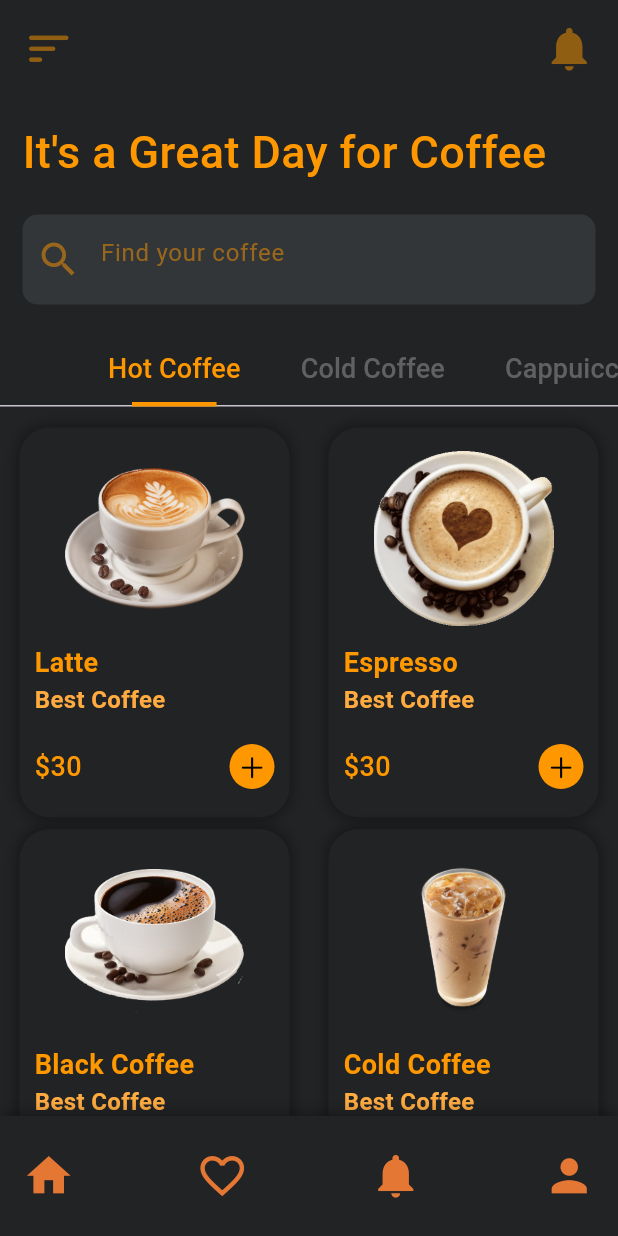
After one commit to sharon5555/coffee-UI-design-flutter, a Flutter app: the screen it shows after launch, after a tap on "Get Started", on a phone screen of 412 x 824 dp. The commit adds this screen. Run offline on Flutter 3.47's test engine with Material 3 defaults, Android fonts, the phone set to English and light mode, and no system bars; our stand-ins replace google_fonts.

Commit message:
created the welcome screen, home screen and the single item screen. Also created a folder called widget with the item widget file and the homebottombar file

```diff
--- a/coffee_ui/lib/main.dart
+++ b/coffee_ui/lib/main.dart
@@ -2,7 +2,7 @@ import 'package:flutter/material.dart';
 
 import 'screens/welcome_screen.dart';
 
-void main() => runApp(MyApp());
+void main() => runApp(const MyApp());
 
 class MyApp extends StatelessWidget {
   const MyApp({super.key});
--- /dev/null
+++ b/coffee_ui/lib/screens/home_screen.dart
@@ -0,0 +1,146 @@
+import 'package:flutter/material.dart';
+import '../widgets/home_bottom_bar.dart';
+
+import '../widgets/items_widget.dart';
+
+class HomeScreen extends StatefulWidget {
+  const HomeScreen({super.key});
+
+  @override
+  State<HomeScreen> createState() => _HomeScreenState();
+}
+
+class _HomeScreenState extends State<HomeScreen> with SingleTickerProviderStateMixin {
+  late TabController _tabController;
+
+  @override
+  void initState() {
+    super.initState();
+    _tabController = TabController(length: 4, vsync: this, initialIndex: 0);
+    _tabController.addListener(_handleTabSelection);
+  }
+
+  void _handleTabSelection() {
+    if (_tabController.indexIsChanging) {
+      setState(() {});
+    }
+  }
+
+  @override
+  void dispose() {
+    _tabController.dispose();
+    super.dispose();
+  }
+
+  @override
+  Widget build(BuildContext context) {
+    return Scaffold(
+      body: SafeArea(
+        child: Padding(
+          padding: const EdgeInsets.only(top: 15),
+          child: ListView(
+            children: [
+              Padding(
+                padding: const EdgeInsets.symmetric(horizontal: 15),
+                child: Row(
+                  mainAxisAlignment: MainAxisAlignment.spaceBetween,
+                  children: [
+                    InkWell(
+                      onTap: () {},
+                      child: Icon(
+                        Icons.sort_rounded,
+                        color: Colors.orange.withOpacity(0.5),
+                        size: 35,
+                      ),
+                    ),
+                    InkWell(
+                      onTap: () {},
+                      child: Icon(
+                        Icons.notifications,
+                        color: Colors.orange.withOpacity(0.5),
+                        size: 35,
+                      ),
+                    ),
+                  ],
+                ),
+              ),
+              const SizedBox(height: 30),
+              const Padding(
+                padding: EdgeInsets.symmetric(horizontal: 15),
+                child: Text(
+                  "It's a Great Day for Coffee",
+                  style: TextStyle(
+                    color: Colors.orange,
+                    fontSize: 30,
+                    fontWeight: FontWeight.w500,
+                  ),
+                ),
+              ),
+              Container(
+                margin: const EdgeInsets.symmetric(horizontal: 15, vertical: 20),
+                width: MediaQuery.of(context).size.width,
+                height: 60,
+                alignment: Alignment.center,
+                decoration: BoxDecoration(
+                  color: const Color.fromARGB(255, 50, 54, 56),
+                  borderRadius: BorderRadius.circular(10),
+                ),
+                child: TextFormField(
+                  decoration: InputDecoration(
+                    border: InputBorder.none,
+                    hintText: "Find your coffee",
+                    hintStyle: TextStyle(
+                      color: Colors.orange.withOpacity(0.5),
+                    ),
+                    prefixIcon: Icon(
+                      Icons.search,
+                      size: 30,
+                      color: Colors.orange.withOpacity(0.5),
+                    ),
+                  ),
+                ),
+              ),
+              // Tab Bar
+              TabBar(
+                controller: _tabController,
+                labelColor: Colors.orange,
+                labelStyle:
+                const TextStyle(fontSize: 18, fontWeight: FontWeight.w500),
+                labelPadding: const EdgeInsets.symmetric(horizontal: 20),
+                unselectedLabelColor: Colors.grey.withOpacity(0.5),
+                isScrollable: true,
+                indicator: const UnderlineTabIndicator(
+                  borderSide: BorderSide(
+                    width: 3,
+                    color: Colors.orange,
+                  ),
+                  insets: EdgeInsets.symmetric(horizontal: 16),
+                ),
+                tabs: const [
+                  Tab(text: "Hot Coffee"),
+                  Tab(text: "Cold Coffee"),
+                  Tab(text: "Cappuiccino"),
+                  Tab(text: "Americano"),
+                ],
+              ),
+              // TabBarView
+              const SizedBox(height: 10),
+              Center(
+                child: Column(
+                  children: [
+                    ItemWidget(),
+                    ItemWidget(),
+                    ItemWidget(),
+                    ItemWidget(),
+                  ],
+                ),
+              ),
+
+            ],
+          ),
+        ),
+      ),
+      bottomNavigationBar: const HomeBottomBar(),
+    );
+  }
+}
--- a/coffee_ui/lib/screens/welcome_screen.dart
+++ b/coffee_ui/lib/screens/welcome_screen.dart
@@ -1,5 +1,7 @@
 import 'package:flutter/material.dart';
 import 'package:google_fonts/google_fonts.dart';
+
+import 'home_screen.dart';
 
 class WelcomeScreen extends StatelessWidget {
   const WelcomeScreen({super.key});
@@ -14,15 +16,51 @@ class WelcomeScreen extends StatelessWidget {
           image: DecorationImage(
             image: AssetImage("assets/coffeebg.jpg"),
             fit: BoxFit.cover,
-            opacity: 0.4,
+            opacity: 0.5,
           ),
         ),
       child: Column(
         mainAxisAlignment: MainAxisAlignment.spaceBetween,
         children: [
-          Text("Coffee Shop", style: GoogleFonts.pacifico(
-            fontSize: 50, color: Colors.white,
-          ),),
+          Text("Coffee Shop",
+          style: GoogleFonts.pacifico(
+            fontSize: 50,
+            color: Colors.orange,
+          ),
+          ),
+          Column(children: [
+            Text("Feeling Low? Take a Sip of Coffee",
+            style: TextStyle(
+              color: Colors.orange.withOpacity(0.8),
+              fontSize: 18,
+              fontWeight: FontWeight.w500,
+              letterSpacing: 1,
+            ),
+            ),
+            const SizedBox(height: 80),
+            Material(
+              color: Colors.orange,
+              borderRadius: BorderRadius.circular(10),
+              child: InkWell(
+                onTap: () {
+                  Navigator.push(context, MaterialPageRoute(
+                    builder: (context) => HomeScreen(),
+                  ));
+                },
+                child: Container(
+                  padding: const EdgeInsets.symmetric(vertical: 15, horizontal: 35),
+                  child: const Text("Get Started",
+                  style: TextStyle(
+                    color: Colors.black,
+                    fontSize: 22,
+                    fontWeight: FontWeight.bold,
+                    letterSpacing: 1,
+                  ),),
+                ),
+              ),
+            )
+          ],
+          ),
         ],
       ),
       ),
--- /dev/null
+++ b/coffee_ui/lib/widgets/home_bottom_bar.dart
@@ -0,0 +1,44 @@
+import 'package:flutter/material.dart';
+
+class HomeBottomBar extends StatelessWidget {
+  const HomeBottomBar({super.key});
+
+  @override
+  Widget build(BuildContext context) {
+    return Container(
+      padding: const EdgeInsets.symmetric(horizontal: 15),
+      height: 80,
+      decoration: BoxDecoration(
+        color: const Color(0xFF212325),
+        boxShadow: [
+          BoxShadow(
+            color: Colors.black.withOpacity(0.4),
+            spreadRadius: 1,
+            blurRadius: 8,
+          )
+        ]
+      ),
+      child: const Row(
+        mainAxisAlignment: MainAxisAlignment.spaceBetween,
+        children: [
+          Icon(
+            Icons.home, color: Color(0xFFE57734),
+          size: 35,
+          ),
+          Icon(
+            Icons.favorite_outline, color: Color(0xFFE57734),
+          size: 35,
+          ),
+          Icon(
+            Icons.notifications, color: Color(0xFFE57734),
+          size: 35,
+          ),
+          Icon(
+            Icons.person, color: Color(0xFFE57734),
+          size: 35,
+          ),
+        ],
+      ),
+    );
+  }
+}
--- /dev/null
+++ b/coffee_ui/lib/widgets/items_widget.dart
@@ -0,0 +1,125 @@
+import 'package:flutter/cupertino.dart';
+import 'package:flutter/material.dart';
+import '../screens/single_item_screen.dart';
+
+class ItemWidget extends StatelessWidget {
+  ItemWidget({super.key});
+
+  // Original list with potential duplicates
+  final List<String> img = [
+    'Latte',
+    'Espresso',
+    'Black Coffee',
+    'Cold Coffee',
+    'Latte', // Example of a duplicate entry
+  ];
+
+  @override
+  Widget build(BuildContext context) {
+    // Remove duplicates by converting the list to a Set and back to a List
+    final uniqueImages = img.toSet().toList();
+
+    return GridView.count(
+      physics: const NeverScrollableScrollPhysics(),
+      crossAxisCount: 2,
+      shrinkWrap: true,
+      childAspectRatio: (150 / 195),
+      children: [
+        for (int i = 0; i < uniqueImages.length; i++)
+          Container(
+            padding: const EdgeInsets.symmetric(vertical: 4, horizontal: 10),
+            margin: const EdgeInsets.symmetric(vertical: 4, horizontal: 13),
+            decoration: BoxDecoration(
+              borderRadius: BorderRadius.circular(20),
+              color: const Color(0xFF212325),
+              boxShadow: [
+                BoxShadow(
+                  color: Colors.black.withOpacity(0.4),
+                  spreadRadius: 1,
+                  blurRadius: 8,
+                ),
+              ],
+            ),
+            child: Column(
+              children: [
+                InkWell(
+                  onTap: () {
+                    Navigator.push(
+                      context,
+                      MaterialPageRoute(
+                        builder: (context) => SingleItemScreen(img: uniqueImages[i]),
+                      ),
+                    );
+                  },
+                  child: Container(
+                    margin: const EdgeInsets.all(10),
+                    child: Image.asset(
+                      "assets/${uniqueImages[i]}.png",
+                      width: 120,
+                      height: 120,
+                      fit: BoxFit.contain,
+                    ),
+                  ),
+                ),
+                Padding(
+                  padding: const EdgeInsets.only(bottom: 8),
+                  child: Align(
+                    alignment: Alignment.centerLeft,
+                    child: Column(
+                      crossAxisAlignment: CrossAxisAlignment.start,
+                      children: [
+                        Text(
+                          uniqueImages[i],
+                          style: const TextStyle(
+                            fontSize: 18,
+                            fontWeight: FontWeight.bold,
+                            color: Colors.orange,
+                          ),
+                        ),
+                        const Text(
+                          "Best Coffee",
+                          style: TextStyle(
+                            fontSize: 16,
+                            fontWeight: FontWeight.bold,
+                            color: Colors.orangeAccent,
+                          ),
+                        ),
+                      ],
+                    ),
+                  ),
+                ),
+                Padding(
+                  padding: const EdgeInsets.symmetric(vertical: 10),
+                  child: Row(
+                    mainAxisAlignment: MainAxisAlignment.spaceBetween,
+                    children: [
+                      const Text(
+                        "\$30",
+                        style: TextStyle(
+                          fontSize: 18,
+                          fontWeight: FontWeight.w500,
+                          color: Colors.orange,
+                        ),
+                      ),
+                      Container(
+                        padding: const EdgeInsets.all(5),
+                        decoration: BoxDecoration(
+                          color: Colors.orange,
+                          borderRadius: BorderRadius.circular(20),
+                        ),
+                        child: const Icon(
+                          CupertinoIcons.add,
+                          size: 20,
+                          color: Colors.black,
+                        ),
+                      ),
+                    ],
+                  ),
+                ),
+              ],
+            ),
+          ),
+      ],
+    );
+  }
+}
```
Also changed, not shown: coffee_ui/lib/screens/single_item_screen.dart (added, +191 -0 lines).
